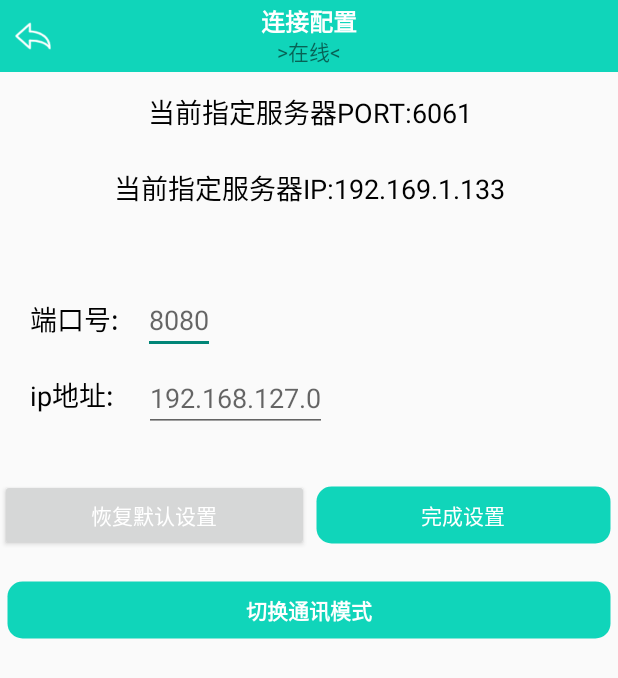
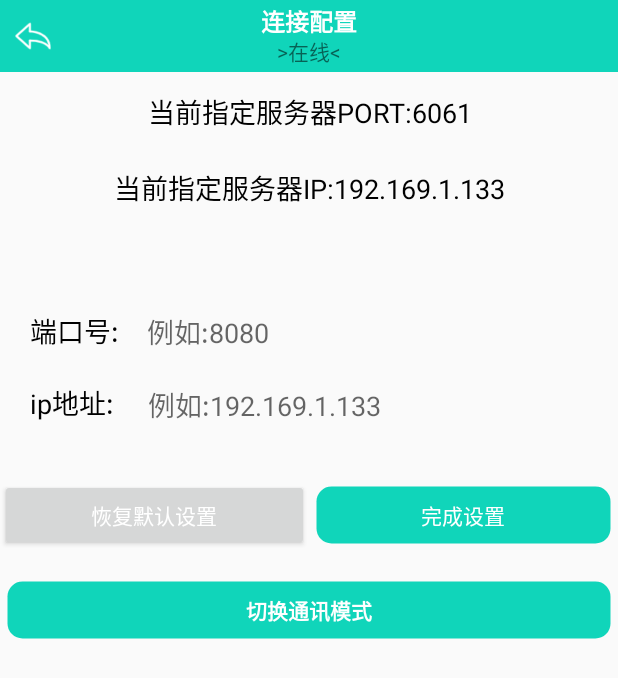
Before and after one commit to ljr7822/AndroidSocketTcpClient, an Android app: the setActivity screen opened directly, with no data from a screen before it, on a phone screen of 412 x 824 dp. Shown: the top 678 px of the screen. Run offline under Robolectric (Android 15) with nearby library versions, the phone set to English and light mode, and no system bars.

Commit message:
增加消息发送输入框样式、端口号和IP地址修改框样式

```diff
--- a/app/src/main/res/drawable/edi_shap.xml
+++ b/app/src/main/res/drawable/edi_shap.xml
@@ -9,10 +9,10 @@
         android:color="#00020202"/>
 
     <padding
-        android:bottom="2dp"
+        android:bottom="5dp"
         android:left="3dp"
         android:right="3dp"
-        android:top="2dp"/>
+        android:top="5dp"/>
 
     <corners android:radius="2dp"/>
 
--- a/app/src/main/res/layout/activity_set.xml
+++ b/app/src/main/res/layout/activity_set.xml
@@ -135,9 +135,10 @@
             android:layout_height="wrap_content"
             android:layout_marginStart="16dp"
             android:layout_marginLeft="16dp"
-            android:hint="8080"
+            android:hint="@string/configurationPort"
             android:textColor="@color/black"
             android:textSize="18sp"
+            android:background="@drawable/edi_shap"
             app:layout_constraintBottom_toTopOf="@+id/ip_set"
             app:layout_constraintStart_toEndOf="@+id/textView"
             app:layout_constraintTop_toTopOf="parent"
@@ -164,9 +165,10 @@
             android:layout_height="wrap_content"
             android:layout_marginLeft="20dp"
             android:layout_marginBottom="16dp"
-            android:hint="192.168.127.0"
+            android:hint="@string/configurationIp"
             android:textSize="18dp"
             android:textColor="@color/black"
+            android:background="@drawable/edi_shap"
             app:layout_constraintBottom_toBottomOf="parent"
             app:layout_constraintStart_toEndOf="@+id/textView2" />
 
--- a/app/src/main/res/values/strings.xml
+++ b/app/src/main/res/values/strings.xml
@@ -6,5 +6,6 @@
     <string name="configuration">修改配置</string>
     <string name="sey_switch">切换通讯模式</string>
     <string name="inputHint">输入要发送的内容</string>
-
+    <string name="configurationIp">例如:192.169.1.133</string>
+    <string name="configurationPort">例如:8080</string>
 </resources>
```
Also changed, not shown: app/src/main/res/layout/activity_main.xml (+20 -13 lines), app/src/main/res/drawable/recvcontenthui16.9.png.
